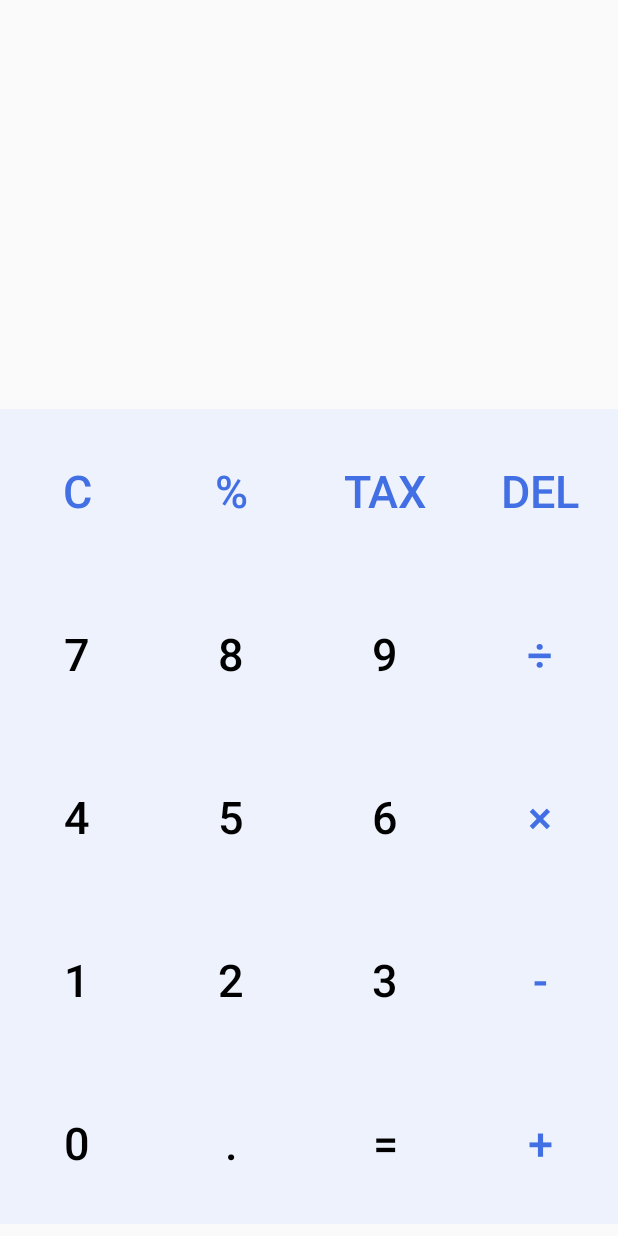
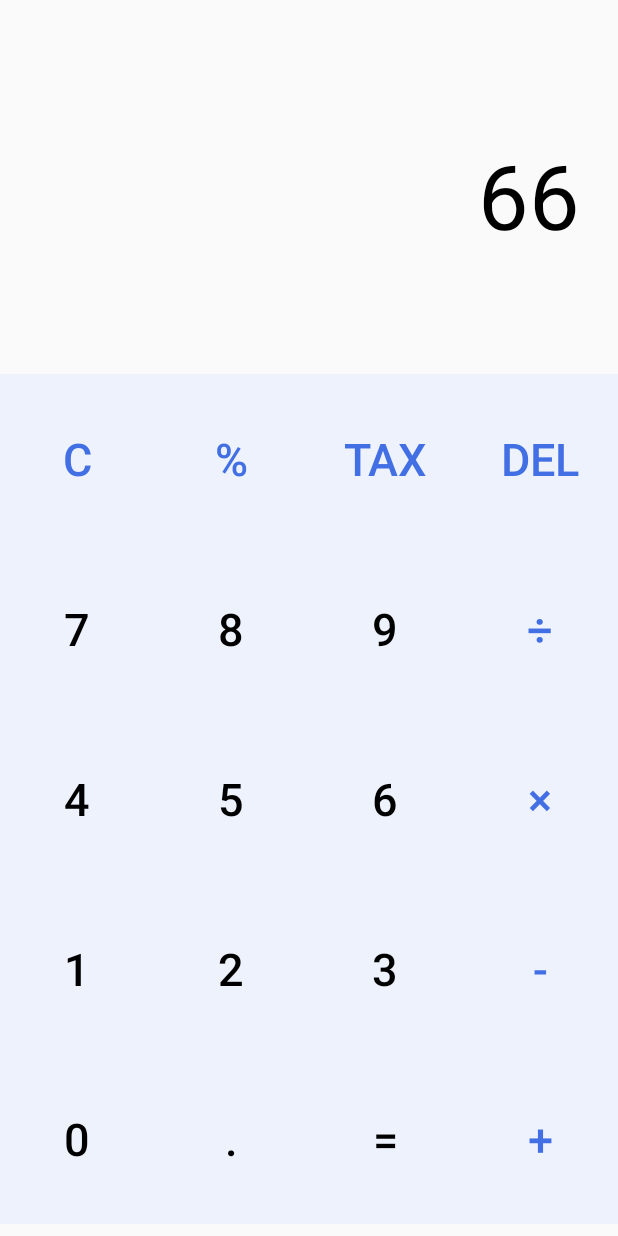
Before and after one commit to hayashi-h-s/CalculatorApp_android_java, an Android app: the screen it shows after launch (MainActivity), on a phone screen of 412 x 824 dp. Run offline under Robolectric (Android 15) with nearby library versions, the phone set to English and light mode, and no system bars.

Commit message:
[fix]表示画面のデザイン修正

```diff
--- a/app/src/main/res/layout/activity_calc.xml
+++ b/app/src/main/res/layout/activity_calc.xml
@@ -10,7 +10,7 @@
         android:layout_width="wrap_content"
         android:layout_height="wrap_content"
         android:orientation="horizontal"
-        app:layout_constraintGuide_begin="137dp" />
+        app:layout_constraintGuide_begin="52dp" />
 
     <TableLayout
         android:layout_width="0dp"
@@ -24,20 +24,22 @@
 
         <TableRow
             android:layout_width="match_parent"
-            android:layout_height="match_parent"
-            android:layout_weight="1">
+            android:layout_height="400dp"
+            android:layout_weight="1"
+            >
 
             <TextView
                 android:id="@+id/tvFormula"
-                android:layout_width="wrap_content"
+                android:layout_width="261dp"
                 android:layout_height="match_parent"
+                android:layout_marginBottom="50dp"
                 android:layout_span="4"
                 android:layout_weight="1"
                 android:gravity="center|end"
-                android:padding="10dp"
-                android:text="@string/formula_text"
+                android:paddingRight="25dp"
+                android:text="66"
                 android:textColor="@color/colorTextBlack"
-                android:textSize="40sp" />
+                android:textSize="60sp" />
         </TableRow>
         <TableRow
             style="?android:attr/buttonBarStyle"
```
